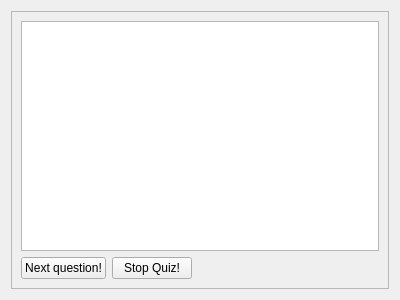
iatanasov77/qvocabulary, file Forms/QuizWidget.ui: the form before one commit.
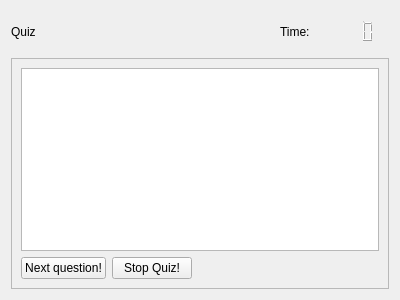
The form after the commit.

Commit message: Quiz is Done

Diff of the .ui file:
```diff
--- a/Forms/QuizWidget.ui
+++ b/Forms/QuizWidget.ui
@@ -14,6 +14,58 @@
    <string>Frame</string>
   </property>
   <layout class="QVBoxLayout" name="verticalLayout_2">
+   <item>
+    <layout class="QHBoxLayout" name="horizontalLayout_3">
+     <item>
+      <widget class="QLabel" name="label">
+       <property name="text">
+        <string>Quiz</string>
+       </property>
+      </widget>
+     </item>
+     <item>
+      <spacer name="horizontalSpacer_2">
+       <property name="orientation">
+        <enum>Qt::Horizontal</enum>
+       </property>
+       <property name="sizeHint" stdset="0">
+        <size>
+         <width>40</width>
+         <height>20</height>
+        </size>
+       </property>
+      </spacer>
+     </item>
+     <item>
+      <widget class="QFrame" name="frmTimer">
+       <property name="styleSheet">
+        <string notr="true">border:0</string>
+       </property>
+       <property name="frameShape">
+        <enum>QFrame::StyledPanel</enum>
+       </property>
+       <property name="frameShadow">
+        <enum>QFrame::Raised</enum>
+       </property>
+       <property name="lineWidth">
+        <number>0</number>
+       </property>
+       <layout class="QHBoxLayout" name="horizontalLayout_2">
+        <item>
+         <widget class="QLabel" name="label_2">
+          <property name="text">
+           <string>Time:</string>
+          </property>
+         </widget>
+        </item>
+        <item>
+         <widget class="QLCDNumber" name="lcdNumber"/>
+        </item>
+       </layout>
+      </widget>
+     </item>
+    </layout>
+   </item>
    <item>
     <widget class="QFrame" name="frame">
      <property name="frameShape">
```
The commit also changes 41 other files.
